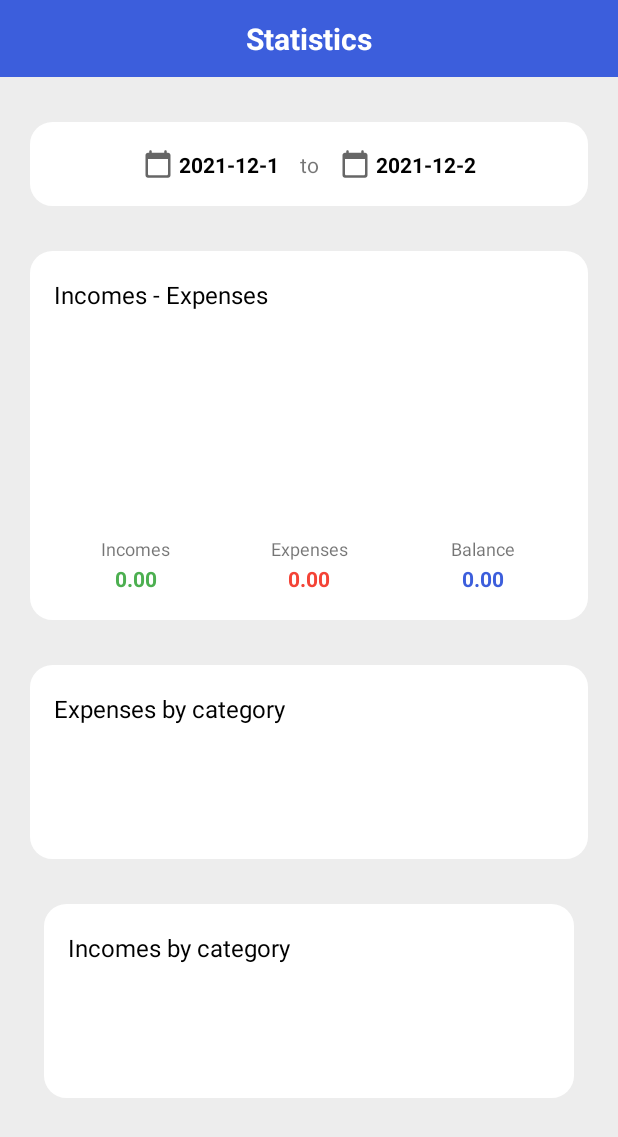
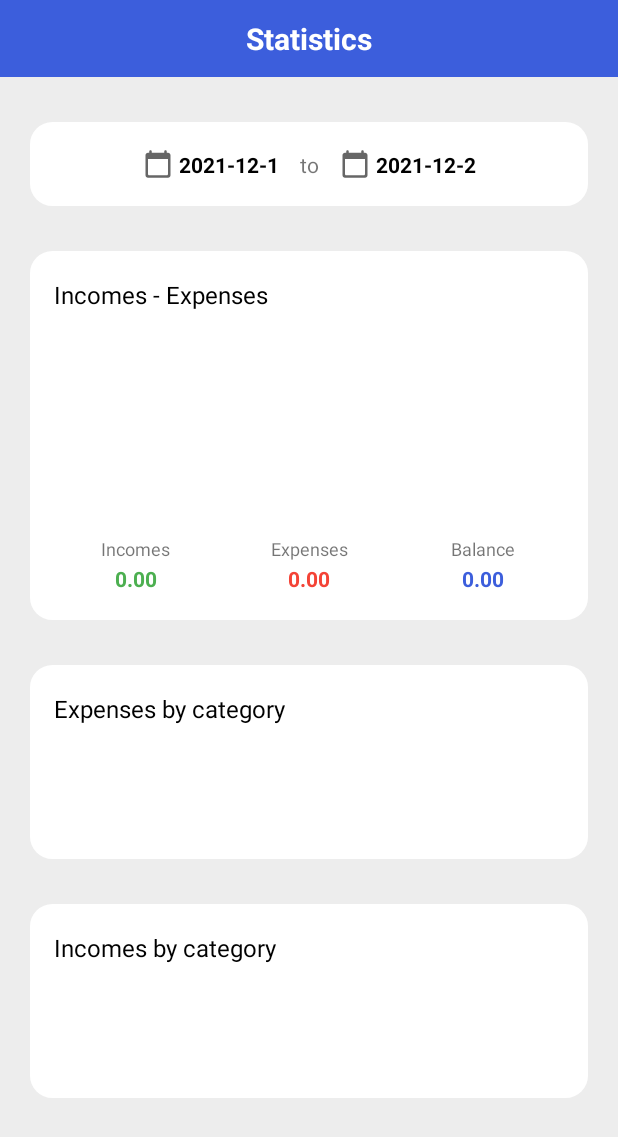
Before and after one commit to davidcruzvel/DrakkarGestorFinanciero, an Android app: the fragment EstadisticaFragment shown on its own in the app's theme, on a phone screen of 412 x 824 dp. Shown: the top 1137 px of the screen. Run offline under Robolectric (Android 15) with nearby library versions, the light colour scheme and no system bars.

Commit message:
Correccion2
Correccion2

```diff
--- a/Drakkar_Gestor_Financiero/app/src/main/res/layout/fragment_estadistica.xml
+++ b/Drakkar_Gestor_Financiero/app/src/main/res/layout/fragment_estadistica.xml
@@ -378,7 +378,7 @@
 
                     <androidx.constraintlayout.widget.ConstraintLayout
                         android:id="@+id/clCuadro4Est"
-                        android:layout_width="353dp"
+                        android:layout_width="0dp"
                         android:layout_height="wrap_content"
                         android:layout_marginTop="30dp"
                         android:layout_marginBottom="30dp"
```
